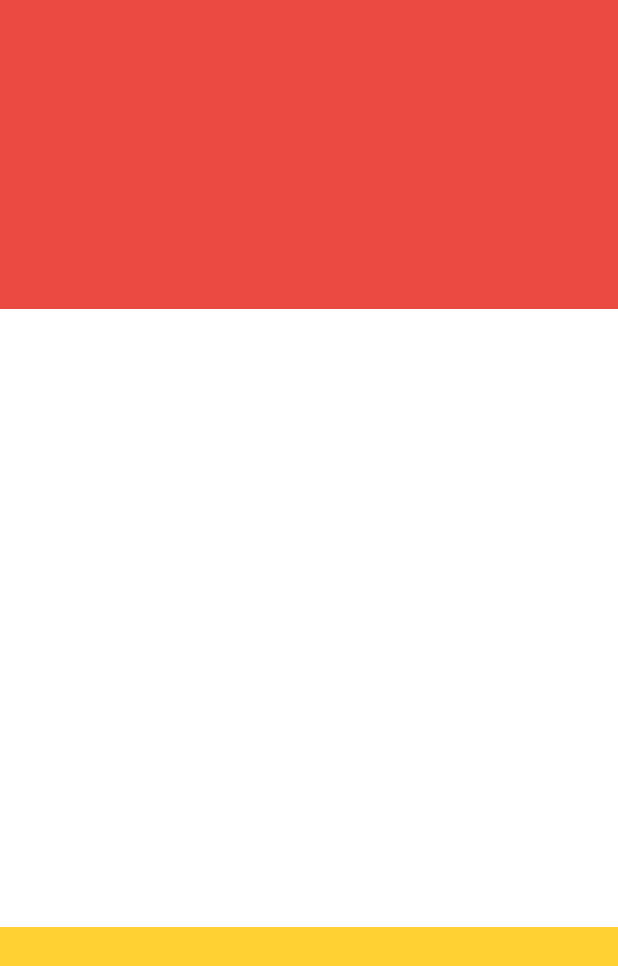
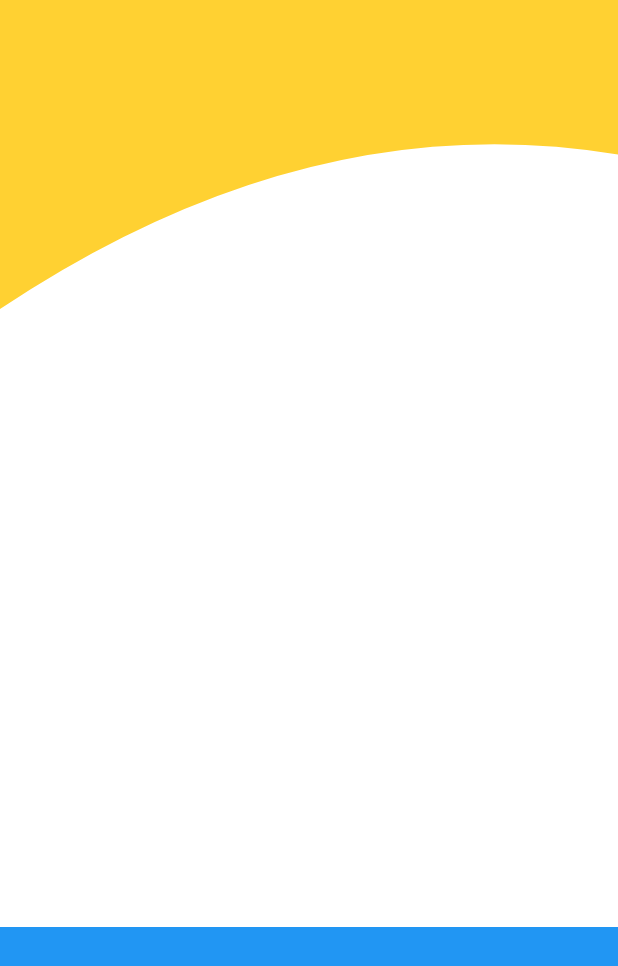
Before and after one commit to jeremy02/flutter_vegetable_app, a Flutter app: the HomeScreen screen opened directly, on a phone screen of 412 x 824 dp. Shown: the top 966 px of the screen. Run offline on Flutter 3.47's test engine with Material 2 defaults, Android fonts, the phone set to English and light mode, and no system bars.

Commit message:
finished with top left screen arc

```diff
--- a/lib/screens/home_screen.dart
+++ b/lib/screens/home_screen.dart
@@ -12,16 +12,31 @@ class HomeScreen extends StatelessWidget{
 					Positioned(
 						top: 0,
 						child: Container(
-							color: Color.fromRGBO(235, 74, 66, 1.0),
+							color: Colors.white,
 							width: MediaQuery.of(context).size.width,
 							height: MediaQuery.of(context).size.height/4,
+							child: Stack(
+								children: <Widget>[
+									Align(
+										alignment: Alignment.topLeft,
+										child: ClipPath(
+											clipper: TopLeftSplashScreenArc(),
+											child: Container(
+												height: MediaQuery.of(context).size.height/4,
+												decoration: BoxDecoration(
+													color: Color.fromRGBO(255, 209, 50, 1.0),
+												),
+											),
+										),
+									),
+								],
+							),
 						),
 					),
-
 					Positioned(
 						bottom: 0,
 						child: Container(
-							color: Color.fromRGBO(255, 209, 50, 1.0),
+							color: Colors.blue,
 							width: MediaQuery.of(context).size.width,
 							height: MediaQuery.of(context).size.height/4,
 						),
@@ -31,3 +46,31 @@ class HomeScreen extends StatelessWidget{
 		);
 	}
 }
+
+class TopLeftSplashScreenArc extends CustomClipper<Path>{
+
+	@override
+	Path getClip(Size size) {
+		Path path = new Path();
+
+		path.lineTo(0.0, size.height);
+
+		//move from bottom right to top right - height
+		var firstControlPoint = Offset(size.width/2, size.height/3);
+		var firstEndPoint = Offset(size.width, size.height/2);
+		path.quadraticBezierTo(firstControlPoint.dx, firstControlPoint.dy,
+			firstEndPoint.dx, firstEndPoint.dy);
+
+		///move to top right
+		path.lineTo(size.width, 0.0);
+
+		path.close();
+
+		return path;
+	}
+
+	@override
+	bool shouldReclip(CustomClipper<Path> oldClipper) {
+		return true;
+	}
+}
```
